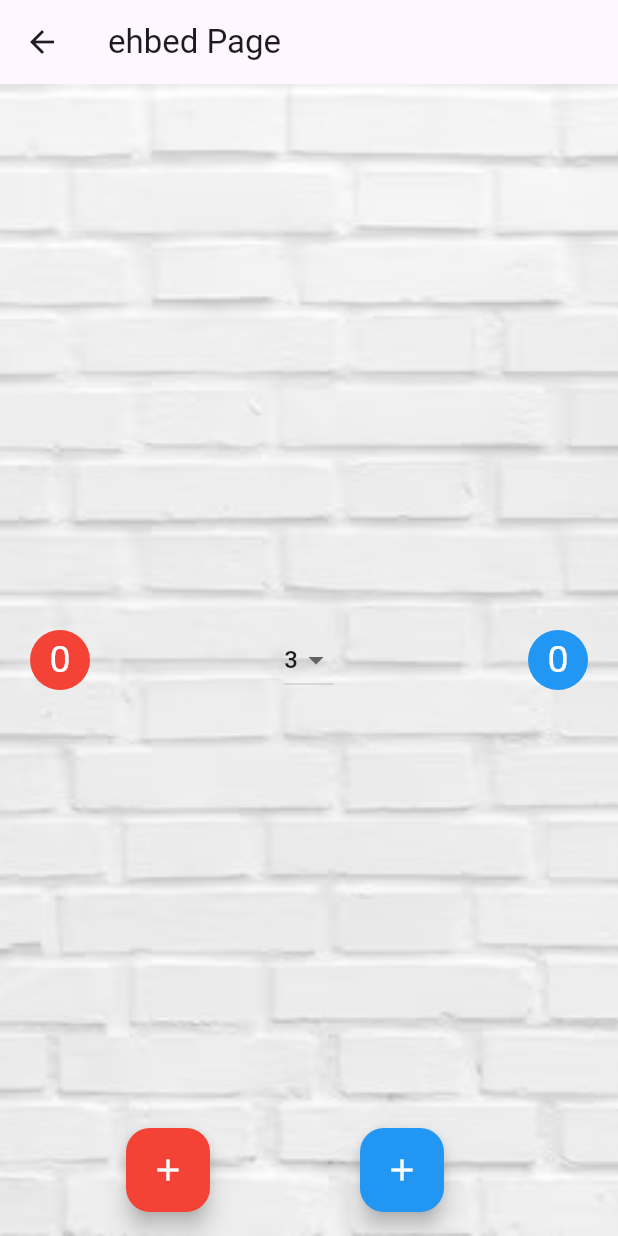
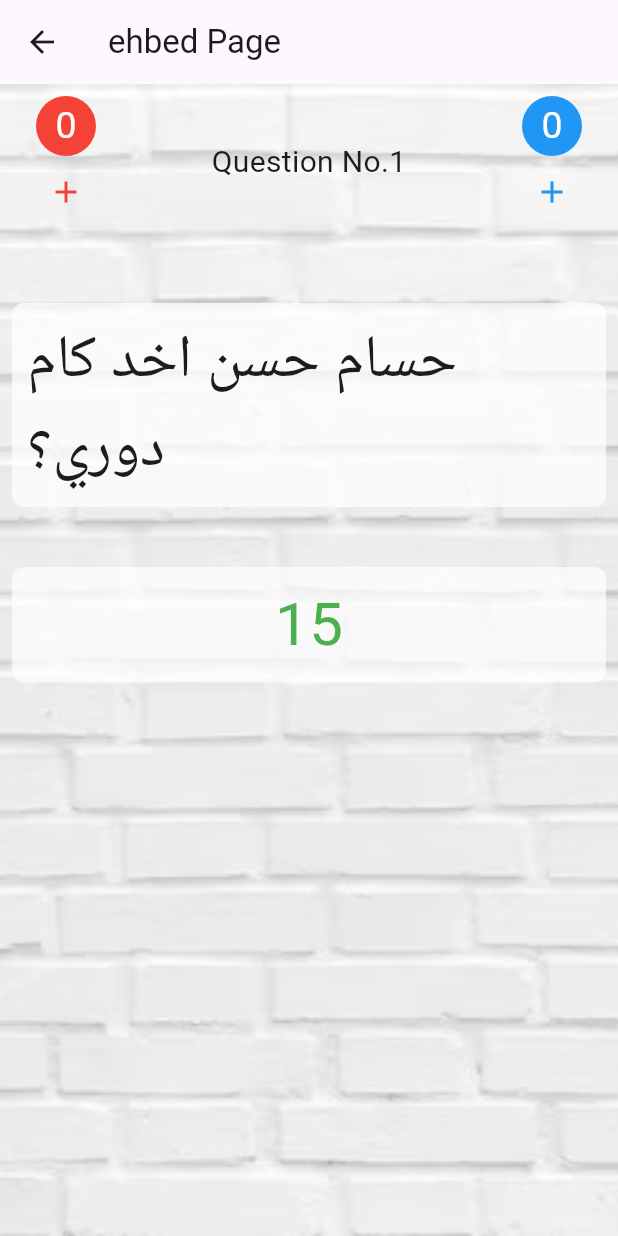
Before and after one commit to rezk1834/football-app, a Flutter app: the saba7o screen opened by its route, after a tap on "اهبد صح", on a phone screen of 412 x 824 dp. Run offline on Flutter 3.47's test engine with Material 3 defaults, Android fonts, the phone set to English and light mode, and no system bars.

Commit message:
ehbed done

```diff
--- a/lib/database/database.dart
+++ b/lib/database/database.dart
@@ -1,7 +1,7 @@
 final List<Map<String, String>> main_categories = [
   {"title": "صباحو تحدي", "image": "assets/main/saba7o.png", "path": "/saba7o"},
+  {"title": "تحدي ال30", "image": "assets/main/30 Challenge.png", "path": "/challenge"},
   {"title": "أقوي تحدي", "image": "assets/main/Aqua Ta7ady.png", "path": "/aqua"},
-  {"title": "تحدي ال30", "image": "assets/main/30 Challenge.png", "path": "/challenge"},
 ];
 
 
--- a/lib/main.dart
+++ b/lib/main.dart
@@ -16,7 +16,7 @@ class MyApp extends StatelessWidget {
   @override
   Widget build(BuildContext context) {
     return MaterialApp(
-      title: 'Football',
+      title: 'احنا بتوع الكورة',
       debugShowCheckedModeBanner: false,
       theme: ThemeData(
         colorScheme: ColorScheme.fromSeed(seedColor: Colors.deepPurple),
--- a/lib/saba7o/ehdeb.dart
+++ b/lib/saba7o/ehdeb.dart
@@ -1,4 +1,5 @@
 import 'dart:math';
+import 'package:flutter/cupertino.dart';
 import 'package:flutter/material.dart';
 import '../database/database.dart';
 
@@ -15,9 +16,9 @@ class ehbed extends StatefulWidget {
 class _ehbedState extends State<ehbed> {
   late int redScore;
   late int blueScore;
-  late int gameBlueScore = 0;
-  late int gameRedScore = 0;
-  int questionsNumbers = 3;
+  int gameBlueScore = 0;
+  int gameRedScore = 0;
+  int questionsNumber = 0;
   Random random = Random();
 
   @override
@@ -40,7 +41,7 @@ class _ehbedState extends State<ehbed> {
 
   @override
   Widget build(BuildContext context) {
-    List<int> randomNumbers = generateUniqueRandomNumbers(questionsNumbers, ehbed_data.length);
+    List<int> randomNumbers = generateUniqueRandomNumbers(5, ehbed_data.length);
 
     return Scaffold(
       appBar: AppBar(
@@ -57,14 +58,15 @@ class _ehbedState extends State<ehbed> {
         ),
         child: Padding(
           padding: const EdgeInsets.all(8.0),
-          child: Column(
-            mainAxisAlignment: MainAxisAlignment.center,
-            crossAxisAlignment: CrossAxisAlignment.start,
+          child: (questionsNumber < 5)
+              ? Column(
             children: <Widget>[
               Padding(
                 padding: const EdgeInsets.symmetric(horizontal: 12),
                 child: Row(
                   mainAxisAlignment: MainAxisAlignment.spaceBetween,
+                  children: [
+                    Column(
                       children: [
                         Container(
                           width: 40,
@@ -80,23 +82,23 @@ class _ehbedState extends State<ehbed> {
                             ),
                           ),
                         ),
-                    DropdownButton<int>(
-                      value: questionsNumbers,
-                      items: [3, 5, 7, 9]
-                          .map((int value) => DropdownMenuItem<int>(
-                        value: value,
-                        child: Text(value.toString()),
-                      ))
-                          .toList(),
-                      onChanged: (int? value) {
-                        if (value != null) {
+                        IconButton(
+                          icon: Icon(Icons.add, color: Colors.red),
+                          onPressed: () {
                             setState(() {
-                            questionsNumbers = value;
+                              gameRedScore++;
+                              questionsNumber++;
                             });
-                        }
                           },
                         ),
-
+                      ],
+                    ),
+                    Text(
+                      'Question No.${questionsNumber + 1}',
+                      style: TextStyle(fontSize: 20),
+                    ),
+                    Column(
+                      children: [
                         Container(
                           width: 40,
                           height: 40,
@@ -111,17 +113,58 @@ class _ehbedState extends State<ehbed> {
                             ),
                           ),
                         ),
+                        IconButton(
+                          icon: Icon(Icons.add, color: Colors.blue),
+                          onPressed: () {
+                            setState(() {
+                              gameBlueScore++;
+                              questionsNumber++;
+
+                            });
+                          },
+                        ),
                       ],
-                ),
                     ),
                   ],
                 ),
               ),
+              SizedBox(height: 30),
+              Container(
+                alignment: Alignment.center,
+                decoration: BoxDecoration(
+                  color: Colors.white.withOpacity(0.7),
+                  borderRadius: BorderRadius.circular(8),
                 ),
-      floatingActionButton: Row(
-        mainAxisAlignment: MainAxisAlignment.spaceEvenly,
+                padding: EdgeInsets.all(10),
+                margin: EdgeInsets.symmetric(vertical: 20),
+                child: Center(
+                  child: Text(
+                    ehbed_data[randomNumbers[questionsNumber]]['question'] as String,
+                    style: TextStyle(fontSize: 40),
+                  ),
+                ),
+              ),
+              Container(
+                alignment: Alignment.center,
+                decoration: BoxDecoration(
+                  color: Colors.white.withOpacity(0.7),
+                  borderRadius: BorderRadius.circular(8),
+                ),
+                padding: EdgeInsets.all(10),
+                margin: EdgeInsets.symmetric(vertical: 20),
+                child: Text(
+                  ehbed_data[randomNumbers[questionsNumber]]['answer'].toString(),
+                  style: TextStyle(fontSize: 40, color: Colors.green),
+                ),
+              ),
+            ],
+          )
+              : Column(
+            mainAxisAlignment: MainAxisAlignment.center,
             children: [
-          FloatingActionButton(
+              Container(
+                width: 125,
+                child: FloatingActionButton(
                   backgroundColor: Colors.red,
                   onPressed: () {
                     setState(() {
@@ -129,9 +172,13 @@ class _ehbedState extends State<ehbed> {
                     });
                     Navigator.pop(context, [redScore, blueScore]);
                   },
-            child: Icon(Icons.add, color: Colors.white),
+                  child: Text('Team Red won', style: TextStyle(color: Colors.white, fontSize: 15)),
                 ),
-          FloatingActionButton(
+              ),
+              SizedBox(height: 20),
+              Container(
+                width: 125,
+                child: FloatingActionButton(
                   backgroundColor: Colors.blue,
                   onPressed: () {
                     setState(() {
@@ -139,9 +186,12 @@ class _ehbedState extends State<ehbed> {
                     });
                     Navigator.pop(context, [redScore, blueScore]);
                   },
-            child: Icon(Icons.add, color: Colors.white),
+                  child: Text('Team Blue won', style: TextStyle(color: Colors.white, fontSize: 15)),
+                ),
               ),
             ],
+          ),
+        ),
       ),
     );
   }
```
Also changed, not shown: pubspec.yaml (+12 -3 lines), pubspec.lock, 22 other files. Lines whose indentation alone changed are shown as unchanged.
